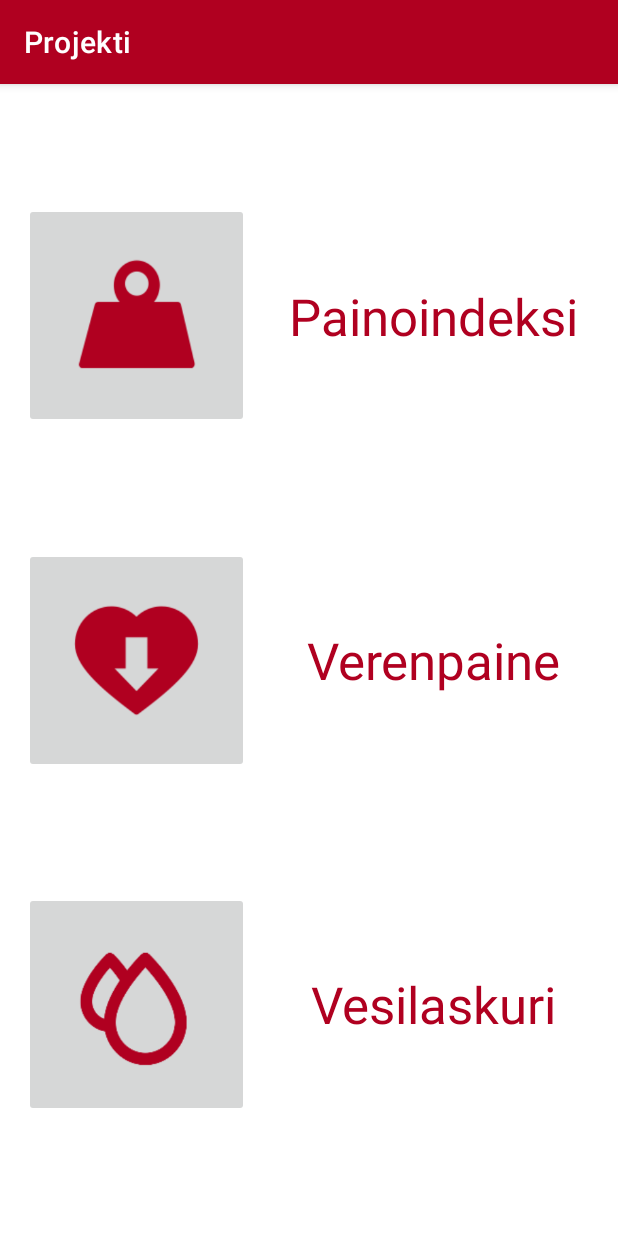
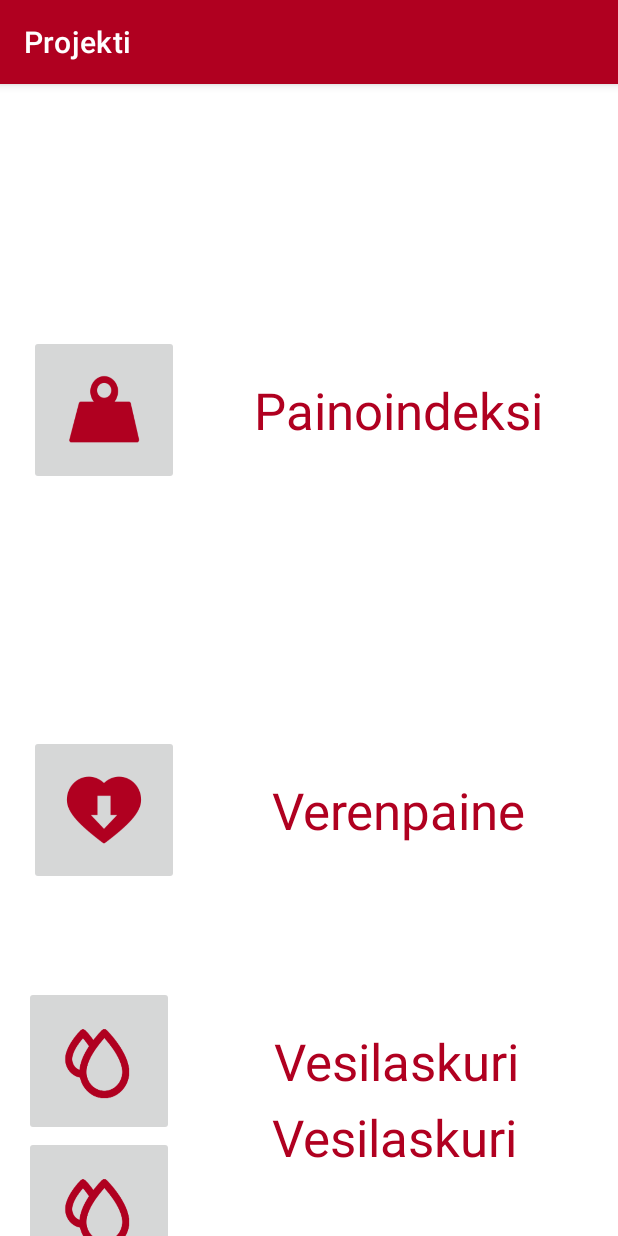
Before and after one commit to untop02/TerveysProjekti, an Android app: the screen it shows after launch (MainActivity), on a phone screen of 412 x 824 dp. Run offline under Robolectric (Android 15) with nearby library versions, the phone set to English and light mode, and no system bars.

Commit message:
painoindeksi textview-

```diff
--- a/app/src/main/AndroidManifest.xml
+++ b/app/src/main/AndroidManifest.xml
@@ -9,7 +9,8 @@
         android:roundIcon="@mipmap/ic_launcher_round"
         android:supportsRtl="true"
         android:theme="@style/Theme.Projekti">
-        <activity android:name=".VesiLaskuri"></activity>
+        <activity android:name=".Array"></activity>
+        <activity android:name=".VesiLaskuri" />
         <activity android:name=".Verenpaine" />
         <activity android:name=".PainoIndeksi">
             <intent-filter>
--- a/app/src/main/java/com/example/projekti/MainActivity.java
+++ b/app/src/main/java/com/example/projekti/MainActivity.java
@@ -5,7 +5,6 @@ import androidx.appcompat.app.AppCompatActivity;
 import android.content.Intent;
 import android.os.Bundle;
 import android.view.View;
-import android.widget.Button;
 import android.widget.ImageButton;
 
 public class MainActivity extends AppCompatActivity {
@@ -16,7 +15,7 @@ public class MainActivity extends AppCompatActivity {
         setContentView(R.layout.activity_main);
         ImageButton painoIndeksiBtn = (ImageButton )findViewById(R.id.PainoIndeksiBtn);
         ImageButton  verenpaineBtn = (ImageButton )findViewById(R.id.VerenpaineBtn);
-        ImageButton  vesilaskuriBtn = (ImageButton )findViewById(R.id.VesiLaskuriBtn);
+        ImageButton  vesilaskuriBtn = (ImageButton )findViewById(R.id.ArrayBtn);
 
         verenpaineBtn.setOnClickListener(new View.OnClickListener() {
             @Override
--- a/app/src/main/res/layout/activity_main.xml
+++ b/app/src/main/res/layout/activity_main.xml
@@ -7,9 +7,24 @@
     tools:context=".MainActivity">
 
     <ImageButton
+        android:id="@+id/vesiLaskuriBtn"
+        android:layout_width="100dp"
+        android:layout_height="100dp"
+        android:adjustViewBounds="true"
+        android:contentDescription="@string/vesilaskuri"
+        android:scaleType="fitXY"
+        android:tint="@color/design_default_color_error"
+        app:layout_constraintBottom_toBottomOf="parent"
+        app:layout_constraintEnd_toEndOf="parent"
+        app:layout_constraintHorizontal_bias="0.051"
+        app:layout_constraintStart_toStartOf="parent"
+        app:layout_constraintTop_toBottomOf="@+id/VerenpaineBtn"
+        app:srcCompat="@drawable/water" />
+
+    <ImageButton
         android:id="@+id/PainoIndeksiBtn"
-        android:layout_width="150dp"
-        android:layout_height="150dp"
+        android:layout_width="100dp"
+        android:layout_height="100dp"
         android:adjustViewBounds="true"
         android:contentDescription="@string/painonappi"
         android:scaleType="fitXY"
@@ -23,13 +38,13 @@
 
     <ImageButton
         android:id="@+id/VerenpaineBtn"
-        android:layout_width="150dp"
-        android:layout_height="150dp"
+        android:layout_width="100dp"
+        android:layout_height="100dp"
         android:adjustViewBounds="true"
         android:contentDescription="@string/verenpaine"
         android:scaleType="fitXY"
         android:tint="@color/design_default_color_error"
-        app:layout_constraintBottom_toTopOf="@+id/VesiLaskuriBtn"
+        app:layout_constraintBottom_toTopOf="@+id/ArrayBtn"
         app:layout_constraintEnd_toEndOf="parent"
         app:layout_constraintHorizontal_bias="0.061"
         app:layout_constraintStart_toStartOf="parent"
@@ -37,19 +52,34 @@
         app:srcCompat="@drawable/verenpaine" />
 
     <ImageButton
-        android:id="@+id/VesiLaskuriBtn"
-        android:layout_width="150dp"
-        android:layout_height="150dp"
+        android:id="@+id/ArrayBtn"
+        android:layout_width="100dp"
+        android:layout_height="100dp"
         android:adjustViewBounds="true"
         android:contentDescription="@string/vesilaskuri"
         android:scaleType="fitXY"
         android:tint="@color/design_default_color_error"
         app:layout_constraintBottom_toBottomOf="parent"
         app:layout_constraintEnd_toEndOf="parent"
-        app:layout_constraintHorizontal_bias="0.061"
+        app:layout_constraintHorizontal_bias="0.051"
         app:layout_constraintStart_toStartOf="parent"
+        app:layout_constraintTop_toBottomOf="@+id/vesiLaskuriBtn"
+        app:layout_constraintVertical_bias="0.0"
+        app:srcCompat="@drawable/water" />
+
+    <TextView
+        android:id="@+id/Historia"
+        android:layout_width="wrap_content"
+        android:layout_height="wrap_content"
+        android:text="@string/vesilaskuri"
+        android:textAppearance="@style/TextAppearance.AppCompat.Display1"
+        android:textColor="@color/design_default_color_error"
+        app:layout_constraintBottom_toBottomOf="parent"
+        app:layout_constraintEnd_toEndOf="parent"
+        app:layout_constraintHorizontal_bias="0.492"
+        app:layout_constraintStart_toEndOf="@+id/ArrayBtn"
         app:layout_constraintTop_toBottomOf="@+id/VerenpaineBtn"
-        app:srcCompat="@drawable/water" />
+        app:layout_constraintVertical_bias="0.77" />
 
     <TextView
         android:id="@+id/PainoIndeksi"
@@ -71,7 +101,7 @@
         android:text="@string/verenpaine"
         android:textAppearance="@style/TextAppearance.AppCompat.Display1"
         android:textColor="@color/design_default_color_error"
-        app:layout_constraintBottom_toTopOf="@+id/VesiLaskuriBtn"
+        app:layout_constraintBottom_toTopOf="@+id/ArrayBtn"
         app:layout_constraintEnd_toEndOf="parent"
         app:layout_constraintStart_toEndOf="@+id/VerenpaineBtn"
         app:layout_constraintTop_toBottomOf="@+id/PainoIndeksiBtn" />
@@ -86,6 +116,6 @@
         app:layout_constraintBottom_toBottomOf="parent"
         app:layout_constraintEnd_toEndOf="parent"
         app:layout_constraintHorizontal_bias="0.502"
-        app:layout_constraintStart_toEndOf="@+id/VesiLaskuriBtn"
+        app:layout_constraintStart_toEndOf="@+id/ArrayBtn"
         app:layout_constraintTop_toBottomOf="@+id/VerenpaineBtn" />
 </androidx.constraintlayout.widget.ConstraintLayout>
--- a/app/src/main/res/layout/activity_paino_indeksi.xml
+++ b/app/src/main/res/layout/activity_paino_indeksi.xml
@@ -54,7 +54,6 @@
         android:layout_height="wrap_content"
         android:layout_marginTop="45dp"
         android:layout_marginBottom="121dp"
-        android:text="TextView"
         app:layout_constraintBottom_toBottomOf="parent"
         app:layout_constraintEnd_toEndOf="parent"
         app:layout_constraintStart_toStartOf="parent"
```
Also changed, not shown: app/src/main/java/com/example/projekti/Array.java (added, +31 -0 lines), app/src/main/res/layout/activity_array.xml (added, +9 -0 lines).
